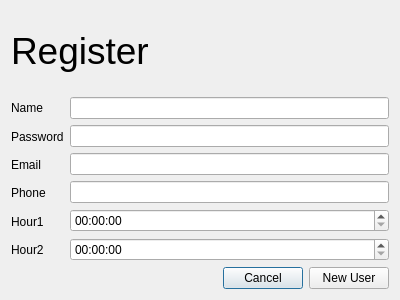
Before: the Qt Designer form QtRegistration/registration.ui in ayrtonlr/dorime, drawn with Qt 5.
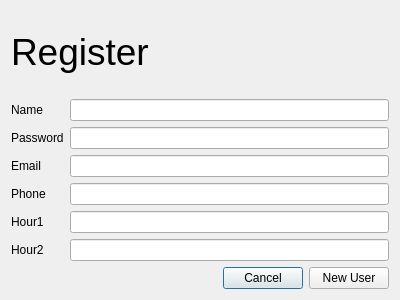
After: the same form once the commit is applied.

The edit to the form file:
```diff
--- a/QtRegistration/registration.ui
+++ b/QtRegistration/registration.ui
@@ -106,10 +106,10 @@
         <widget class="QLineEdit" name="lineEdit_5"/>
        </item>
        <item>
-        <widget class="QTimeEdit" name="timeEdit"/>
+        <widget class="QLineEdit" name="lineEdit_6"/>
        </item>
        <item>
-        <widget class="QTimeEdit" name="timeEdit_2"/>
+        <widget class="QLineEdit" name="lineEdit_7"/>
        </item>
       </layout>
      </item>
```
Left out of the diff: 2 changed lines with no effect on the pictures.
